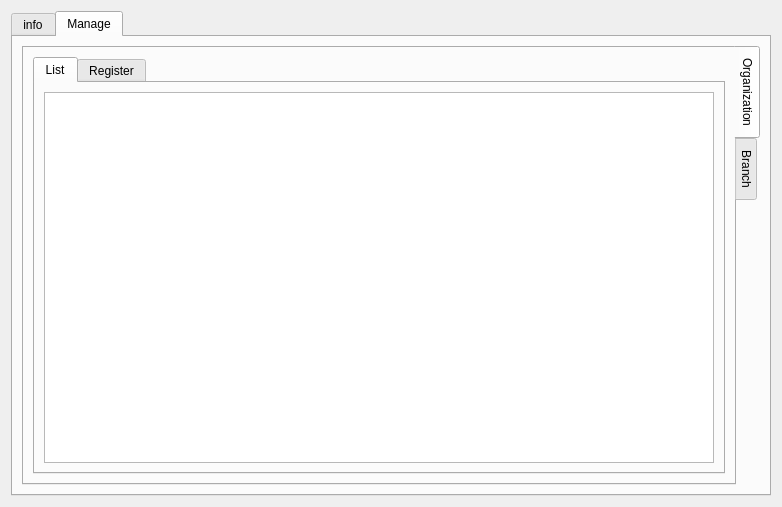
The window that widgets/org.ui (abdulroufsidhu/bms) describes before a commit, drawn with Qt 5.
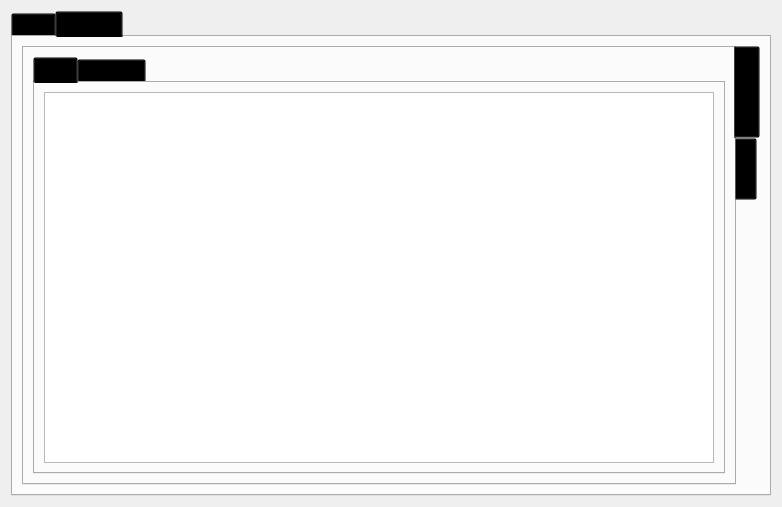
The same window after the commit. The open tabs and pages were chosen to show the change. Icons and pictures are not drawn.

```diff
--- a/widgets/org.ui
+++ b/widgets/org.ui
@@ -25,6 +25,11 @@
      <property name="cursor">
       <cursorShape>ArrowCursor</cursorShape>
      </property>
+     <property name="styleSheet">
+      <string notr="true">QTabBar{
+	background-color: transparent;
+}</string>
+     </property>
      <property name="currentIndex">
       <number>1</number>
      </property>
```
Left out of the diff: 2 changed lines with no effect on the pictures.
